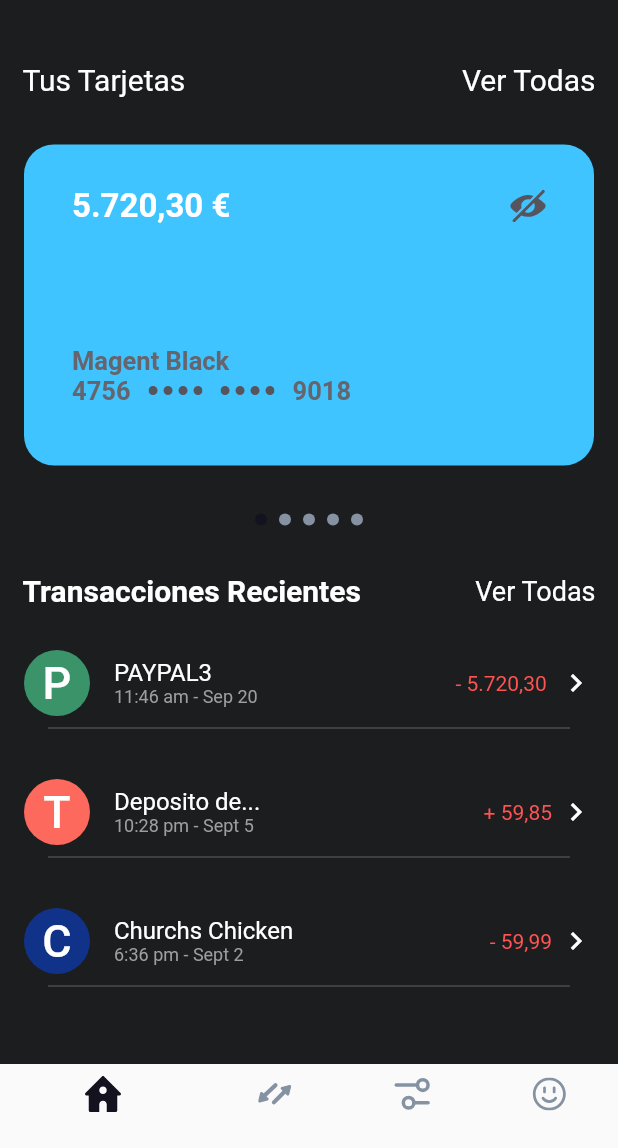
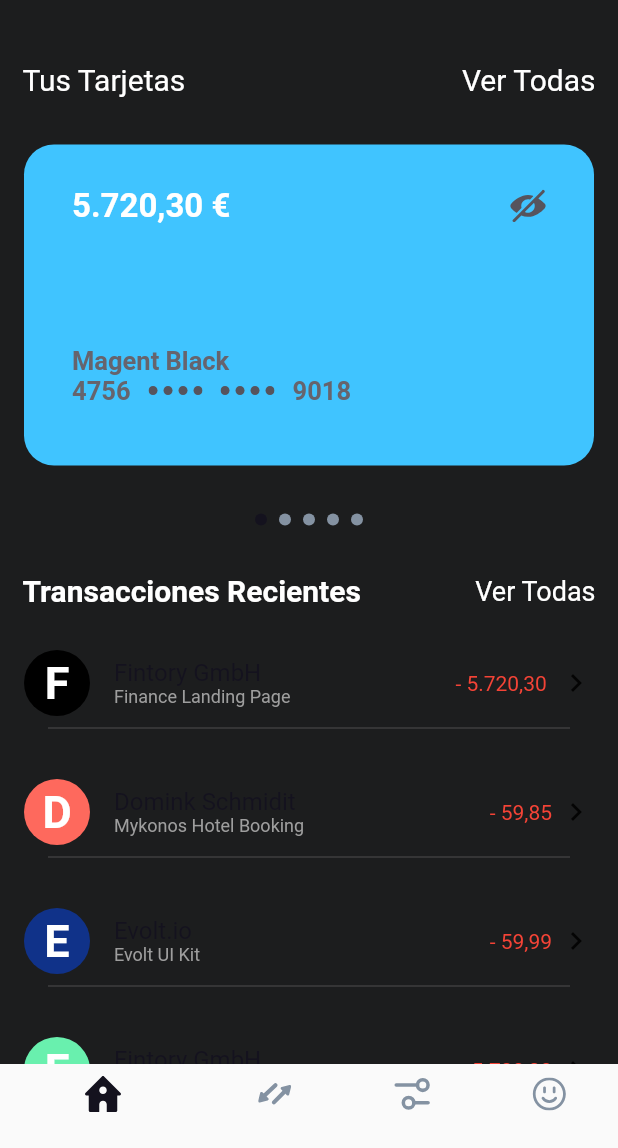
Before and after one commit to JocelynVelarde/Banorte, a Flutter app: the screen it shows after launch, on a phone screen of 412 x 824 dp, the part 88-1236 px from its top. Run offline on Flutter 3.47's test engine with Material 2 defaults, Android fonts, the phone set to English and light mode, and no system bars; our stand-ins replace flutter_svg.

Commit message:
Revert "Merge branch 'master' of https://github.com/JocelynVelarde/Banorte"
This reverts commit cfa8314ece0797c8688c7588a08b0a7b5fe42324, reversing
changes made to 5cc546ce52420aa9e8bc8508196143aecfa283ff.

```diff
--- a/lib/components/recentTransactions.dart
+++ b/lib/components/recentTransactions.dart
@@ -40,24 +40,38 @@ class _RecentTransactionsState extends State<RecentTransactions> {
               scrollDirection: Axis.vertical,
               children: [
                 TransactionCard(
-                  color: Color.fromARGB(255, 59, 148, 105),
-                  letter: 'P',
-                  title: 'PAYPAL3',
-                  subTitle: '11:46 am - Sep 20',
+                  color: Colors.black,
+                  letter: 'F',
+                  title: 'Fintory GmbH',
+                  subTitle: 'Finance Landing Page',
                   price: '- 5.720,30 ',
                 ),
                 TransactionCard(
                   color: Color(0xfffe695d),
-                  letter: 'T',
-                  title: 'Deposito de...',
-                  subTitle: '10:28 pm - Sept 5',
-                  price: '+ 59,85',
+                  letter: 'D',
+                  title: 'Domink Schmidit',
+                  subTitle: 'Mykonos Hotel Booking',
+                  price: '- 59,85',
                 ),
                 TransactionCard(
                   color: Color(0xff103289),
-                  letter: 'C',
-                  title: 'Churchs Chicken',
-                  subTitle: '6:36 pm - Sept 2',
+                  letter: 'E',
+                  title: 'Evolt.io',
+                  subTitle: 'Evolt UI Kit',
+                  price: '- 59,99',
+                ),
+                TransactionCard(
+                  color: Colors.greenAccent,
+                  letter: 'F',
+                  title: 'Fintory GmbH',
+                  subTitle: 'Finance Landing Page',
+                  price: '- 5.720,30',
+                ),
+                TransactionCard(
+                  color: Colors.amberAccent,
+                  letter: 'E',
+                  title: 'Evolt.io',
+                  subTitle: 'Evolt UI Kit',
                   price: '- 59,99',
                 ),
               ],
--- a/lib/home_widget.dart
+++ b/lib/home_widget.dart
@@ -1,8 +1,7 @@
 import 'package:flutter/material.dart';
 import 'package:flutter_application_3/screens/home.dart';
-import 'package:flutter_application_3/screens/settings_screen.dart';
 import 'package:flutter_application_3/screens/transacciones.dart';
-
+import 'package:flutter_application_3/screens/transactionPage.dart';
 import 'package:flutter_svg/svg.dart';
 
 class HomeWidget extends StatefulWidget {
@@ -19,7 +18,7 @@ class _HomeWidgetState extends State<HomeWidget> {
     List<Widget> widgetOptions = <Widget>[
       HomeScreen(),
       CodeUnlock(),
-      SettingsScreen(),
+      HomeScreen(),
       HomeScreen(),
     ];
     void onTabTapped(index) {
@@ -31,7 +30,7 @@ class _HomeWidgetState extends State<HomeWidget> {
     return Scaffold(
       body: widgetOptions.elementAt(selectedIndex),
       bottomNavigationBar: BottomNavigationBar(
-        selectedItemColor: Colors.redAccent,
+        selectedItemColor: Colors.black,
         unselectedItemColor: Colors.black,
         showSelectedLabels: true,
         showUnselectedLabels: true,
--- a/lib/widgets/TransactionCardd.dart
+++ b/lib/widgets/TransactionCardd.dart
@@ -61,7 +61,7 @@ class _TransactionCardState extends State<TransactionCard> {
                             widget.letter,
                             style: TextStyle(
                               fontSize: 30.0,
-                              fontWeight: FontWeight.w500,
+                              fontWeight: FontWeight.w700,
                               color: Colors.white,
                             ),
                           ),
@@ -73,11 +73,7 @@ class _TransactionCardState extends State<TransactionCard> {
                         crossAxisAlignment: CrossAxisAlignment.start,
                         children: [
                           Text(widget.title,
-                              style: TextStyle(
-                                color: Colors.white,
-                                fontSize: 16.0,
-                                fontWeight: FontWeight.w400,
-                              )),
+                              style: ThemeStyles.otherDetailsPrimary),
                           Text(widget.subTitle,
                               style: ThemeStyles.otherDetailsSecondary),
                         ],
@@ -86,19 +82,15 @@ class _TransactionCardState extends State<TransactionCard> {
                   ),
                   Row(
                     children: [
-                      Text(widget.price,
-                          style: TextStyle(color: Colors.redAccent)),
+                      Text(widget.price, style: TextStyle(color: Colors.red)),
                       SizedBox(width: 4.0),
-                      Icon(
-                        Icons.keyboard_arrow_right,
-                        color: Colors.white,
-                      ),
+                      Icon(Icons.keyboard_arrow_right),
                     ],
                   )
                 ],
               ),
               Divider(
-                color: Colors.grey.withOpacity(0.7),
+                color: Colors.grey.withOpacity(0.5),
                 thickness: 0.5,
                 endIndent: 16.0,
                 indent: 16.0,
--- a/lib/widgets/cardInPage.dart
+++ b/lib/widgets/cardInPage.dart
@@ -67,10 +67,7 @@ class _CardInPageState extends State<CardInPage> {
                   children: [
                     Text(widget.price, style: TextStyle(color: Colors.red)),
                     SizedBox(width: 4.0),
-                    Icon(
-                      Icons.keyboard_arrow_right,
-                      color: Colors.white,
-                    ),
+                    Icon(Icons.keyboard_arrow_right),
                   ],
                 )
               ],
```
Also changed, not shown: lib/screens/settings_screen.dart (deleted, +0 -74 lines), lib/screens/transacciones.dart (+19 -38 lines), lib/screens/transactionPage.dart (+8 -8 lines), lib/widgets/KeyPad.dart (+37 -14 lines), lib/widgets/settings_tile.dart (deleted, +0 -57 lines).
